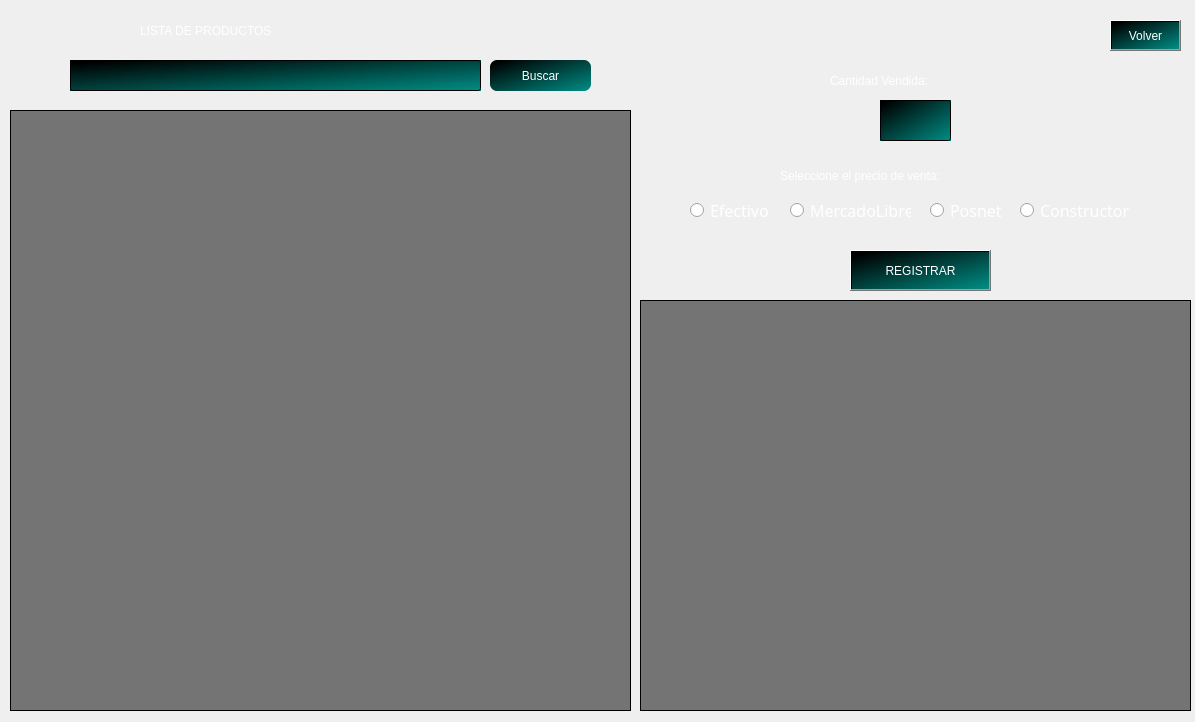
First picture: the form in ventanas/registrar_ventas_autorizado.ui, repository LautaroRomero21/Proyecto-CRUD-para-empresa-chica, before the edit.
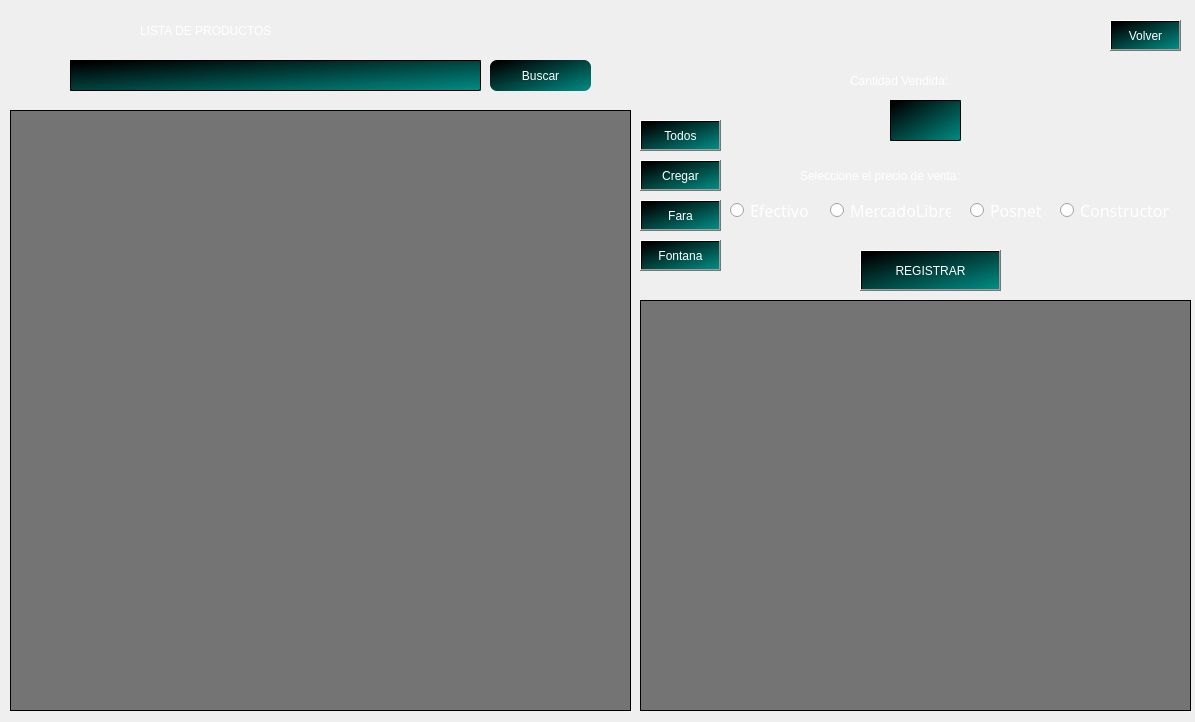
Second picture: the form after the edit. Icons and pictures are not drawn.

What changed in the file:
```diff
--- a/ventanas/registrar_ventas_autorizado.ui
+++ b/ventanas/registrar_ventas_autorizado.ui
@@ -87,11 +87,12 @@
 	background-color: qlineargradient(spread:pad, x1:0, y1:0, x2:1, y2:0, stop:1 rgba(45, 45, 45, 162));
 color: #000;
 border: 1px solid #000;
-font-size: 13px;
+font-size: 14px;
 }
 QHeaderView::section {
 color: #000;
 border: 1px solid #000;
+font-size:13px;
 }
 QTreeView::item {
 color: #fff;
@@ -100,7 +101,7 @@
    <widget class="QLabel" name="label_5">
     <property name="geometry">
      <rect>
-      <x>830</x>
+      <x>850</x>
       <y>70</y>
       <width>161</width>
       <height>21</height>
@@ -119,9 +120,9 @@
    <widget class="QLabel" name="label_cantidad_invalida">
     <property name="geometry">
      <rect>
-      <x>690</x>
+      <x>740</x>
       <y>140</y>
-      <width>451</width>
+      <width>381</width>
       <height>31</height>
      </rect>
     </property>
@@ -141,7 +142,7 @@
    <widget class="QLabel" name="label_6">
     <property name="geometry">
      <rect>
-      <x>780</x>
+      <x>800</x>
       <y>160</y>
       <width>271</width>
       <height>31</height>
@@ -160,7 +161,7 @@
    <widget class="QRadioButton" name="eleccion_efectivo">
     <property name="geometry">
      <rect>
-      <x>690</x>
+      <x>730</x>
       <y>190</y>
       <width>81</width>
       <height>41</height>
@@ -185,7 +186,7 @@
    <widget class="QRadioButton" name="eleccion_mercadolibre">
     <property name="geometry">
      <rect>
-      <x>790</x>
+      <x>830</x>
       <y>190</y>
       <width>121</width>
       <height>41</height>
@@ -210,7 +211,7 @@
    <widget class="QLineEdit" name="input_cantidad_vendida">
     <property name="geometry">
      <rect>
-      <x>880</x>
+      <x>890</x>
       <y>100</y>
       <width>71</width>
       <height>41</height>
@@ -259,7 +260,7 @@
    <widget class="QRadioButton" name="eleccion_posnet">
     <property name="geometry">
      <rect>
-      <x>930</x>
+      <x>970</x>
       <y>190</y>
       <width>71</width>
       <height>41</height>
@@ -284,7 +285,7 @@
    <widget class="QPushButton" name="boton_registrar_venta">
     <property name="geometry">
      <rect>
-      <x>850</x>
+      <x>860</x>
       <y>250</y>
       <width>141</width>
       <height>41</height>
@@ -303,9 +304,9 @@
    <widget class="QLabel" name="label_tipo_pago_no_elegido">
     <property name="geometry">
      <rect>
-      <x>690</x>
+      <x>750</x>
       <y>220</y>
-      <width>451</width>
+      <width>371</width>
       <height>31</height>
      </rect>
     </property>
@@ -438,7 +439,7 @@
    <widget class="QRadioButton" name="eleccion_constructor">
     <property name="geometry">
      <rect>
-      <x>1020</x>
+      <x>1060</x>
       <y>190</y>
       <width>111</width>
       <height>41</height>
@@ -460,6 +461,82 @@
      <string>Constructor</string>
     </property>
    </widget>
+   <widget class="QPushButton" name="boton_todos">
+    <property name="geometry">
+     <rect>
+      <x>640</x>
+      <y>120</y>
+      <width>81</width>
+      <height>31</height>
+     </rect>
+    </property>
+    <property name="cursor">
+     <cursorShape>PointingHandCursor</cursorShape>
+    </property>
+    <property name="styleSheet">
+     <string notr="true"/>
+    </property>
+    <property name="text">
+     <string>Todos</string>
+    </property>
+   </widget>
+   <widget class="QPushButton" name="boton_cregar">
+    <property name="geometry">
+     <rect>
+      <x>640</x>
+      <y>160</y>
+      <width>81</width>
+      <height>31</height>
+     </rect>
+    </property>
+    <property name="cursor">
+     <cursorShape>PointingHandCursor</cursorShape>
+    </property>
+    <property name="styleSheet">
+     <string notr="true"/>
+    </property>
+    <property name="text">
+     <string>Cregar</string>
+    </property>
+   </widget>
+   <widget class="QPushButton" name="boton_fara">
+    <property name="geometry">
+     <rect>
+      <x>640</x>
+      <y>200</y>
+      <width>81</width>
+      <height>31</height>
+     </rect>
+    </property>
+    <property name="cursor">
+     <cursorShape>PointingHandCursor</cursorShape>
+    </property>
+    <property name="styleSheet">
+     <string notr="true"/>
+    </property>
+    <property name="text">
+     <string>Fara</string>
+    </property>
+   </widget>
+   <widget class="QPushButton" name="boton_fontana">
+    <property name="geometry">
+     <rect>
+      <x>640</x>
+      <y>240</y>
+      <width>81</width>
+      <height>31</height>
+     </rect>
+    </property>
+    <property name="cursor">
+     <cursorShape>PointingHandCursor</cursorShape>
+    </property>
+    <property name="styleSheet">
+     <string notr="true"/>
+    </property>
+    <property name="text">
+     <string>Fontana</string>
+    </property>
+   </widget>
   </widget>
  </widget>
  <resources>
```
Left out of the diff: 6 changed lines with no effect on the pictures.
